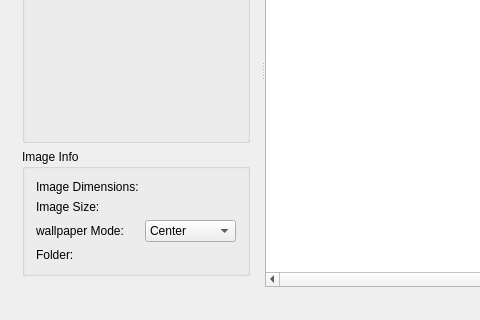
This is wpchanger_app/src/qt/mainwindow.ui in VioletGiraffe/desktop-wallpaper-switcher as Qt 5 draws it before an edit; both pictures show x 0 to 480 and y 206 to 526 of the 816 by 526 pixel window. The edited form follows.
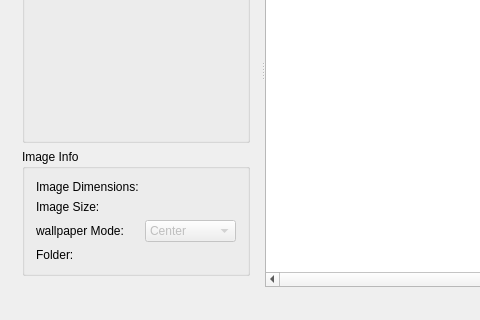
This is the edited form. Icons and pictures are not drawn. Custom widgets are drawn as their Qt base class.

Commit message: "Find duplicates list entries" bugfix, finding duplicate files on disk improved / fixed, minor UI fixes, Qt 5 build fix

Diff of the .ui file:
```diff
--- a/wpchanger_app/src/qt/mainwindow.ui
+++ b/wpchanger_app/src/qt/mainwindow.ui
@@ -146,6 +146,9 @@
              </item>
              <item row="2" column="1">
               <widget class="QComboBox" name="_wpModeComboBox">
+               <property name="enabled">
+                <bool>false</bool>
+               </property>
                <property name="sizePolicy">
                 <sizepolicy hsizetype="Minimum" vsizetype="Fixed">
                  <horstretch>0</horstretch>
```
The commit also changes 6 other files.
